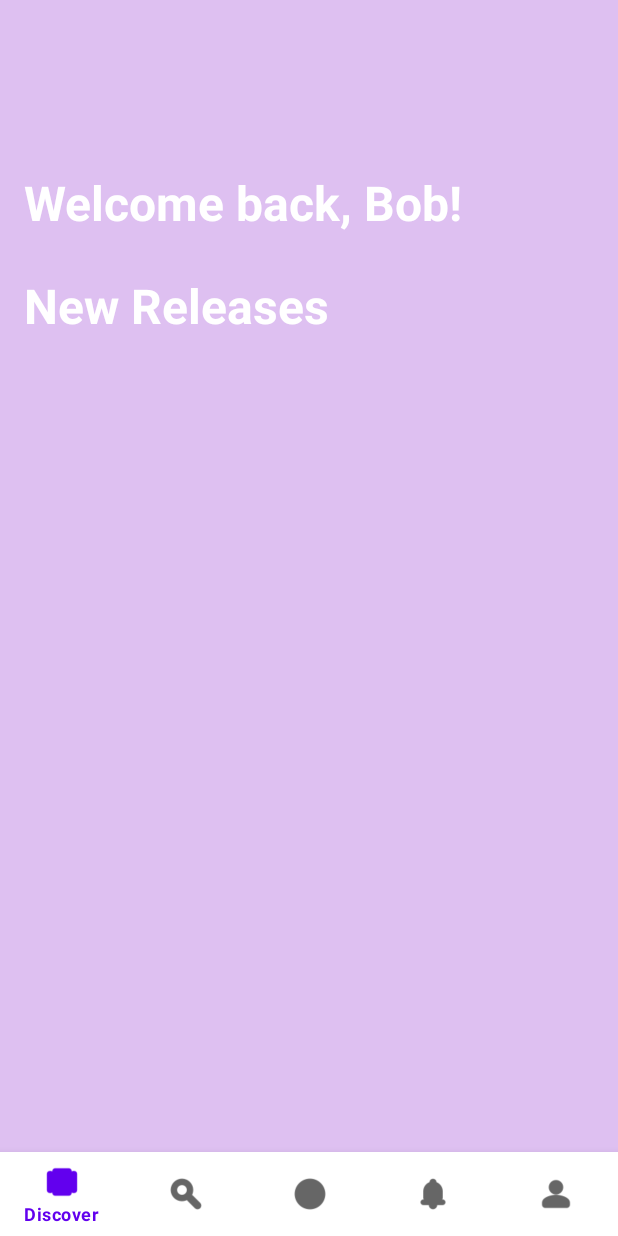
After one commit to TunedTeam/Tuned, an Android app: the fragment DiscoverFeedFragment placed in its activity, on a phone screen of 412 x 824 dp. The commit adds this screen. Run offline under Robolectric (Android 15) with nearby library versions, the phone set to English and light mode, and no system bars.

Commit message:
Added more fragments

```diff
--- /dev/null
+++ b/app/src/main/java/com/example/tuned/fragments/DiscoverFeedFragment.java
@@ -0,0 +1,66 @@
+package com.example.tuned.fragments;
+
+import android.os.Bundle;
+
+import androidx.fragment.app.Fragment;
+
+import android.view.LayoutInflater;
+import android.view.View;
+import android.view.ViewGroup;
+
+import com.example.tuned.R;
+
+/**
+ * A simple {@link Fragment} subclass.
+ * Use the {@link DiscoverFeedFragment#newInstance} factory method to
+ * create an instance of this fragment.
+ */
+public class DiscoverFeedFragment extends Fragment {
+
+    // TODO: Rename parameter arguments, choose names that match
+    // the fragment initialization parameters, e.g. ARG_ITEM_NUMBER
+    private static final String ARG_PARAM1 = "param1";
+    private static final String ARG_PARAM2 = "param2";
+
+    // TODO: Rename and change types of parameters
+    private String mParam1;
+    private String mParam2;
+
+    public DiscoverFeedFragment() {
+        // Required empty public constructor
+    }
+
+    /**
+     * Use this factory method to create a new instance of
+     * this fragment using the provided parameters.
+     *
+     * @param param1 Parameter 1.
+     * @param param2 Parameter 2.
+     * @return A new instance of fragment DiscoverFeedFragment.
+     */
+    // TODO: Rename and change types and number of parameters
+    public static DiscoverFeedFragment newInstance(String param1, String param2) {
+        DiscoverFeedFragment fragment = new DiscoverFeedFragment();
+        Bundle args = new Bundle();
+        args.putString(ARG_PARAM1, param1);
+        args.putString(ARG_PARAM2, param2);
+        fragment.setArguments(args);
+        return fragment;
+    }
+
+    @Override
+    public void onCreate(Bundle savedInstanceState) {
+        super.onCreate(savedInstanceState);
+        if (getArguments() != null) {
+            mParam1 = getArguments().getString(ARG_PARAM1);
+            mParam2 = getArguments().getString(ARG_PARAM2);
+        }
+    }
+
+    @Override
+    public View onCreateView(LayoutInflater inflater, ViewGroup container,
+                             Bundle savedInstanceState) {
+        // Inflate the layout for this fragment
+        return inflater.inflate(R.layout.fragment_discover_feed, container, false);
+    }
+}
--- a/app/src/main/java/com/example/tuned/fragments/DiscoverFragment.java
+++ b/app/src/main/java/com/example/tuned/fragments/DiscoverFragment.java
@@ -2,59 +2,32 @@ package com.example.tuned.fragments;
 
 import android.os.Bundle;
 
+import androidx.annotation.NonNull;
+import androidx.annotation.Nullable;
 import androidx.fragment.app.Fragment;
+import androidx.fragment.app.FragmentManager;
+import androidx.fragment.app.FragmentTransaction;
 
 import android.view.LayoutInflater;
+import android.view.MotionEvent;
 import android.view.View;
 import android.view.ViewGroup;
+import android.widget.Button;
 
 import com.example.tuned.R;
 
 /**
- * A simple {@link Fragment} subclass.
- * Use the {@link DiscoverFragment#newInstance} factory method to
- * create an instance of this fragment.
+ * A simple {@link Fragment} subclass..
  */
 public class DiscoverFragment extends Fragment {
 
-    // TODO: Rename parameter arguments, choose names that match
-    // the fragment initialization parameters, e.g. ARG_ITEM_NUMBER
-    private static final String ARG_PARAM1 = "param1";
-    private static final String ARG_PARAM2 = "param2";
+    private Button btnDiscover;
+    private Button btnReviews;
+    private Button btnLists;
 
-    // TODO: Rename and change types of parameters
-    private String mParam1;
-    private String mParam2;
 
     public DiscoverFragment() {
         // Required empty public constructor
-    }
-
-    /**
-     * Use this factory method to create a new instance of
-     * this fragment using the provided parameters.
-     *
-     * @param param1 Parameter 1.
-     * @param param2 Parameter 2.
-     * @return A new instance of fragment DiscoverFragment.
-     */
-    // TODO: Rename and change types and number of parameters
-    public static DiscoverFragment newInstance(String param1, String param2) {
-        DiscoverFragment fragment = new DiscoverFragment();
-        Bundle args = new Bundle();
-        args.putString(ARG_PARAM1, param1);
-        args.putString(ARG_PARAM2, param2);
-        fragment.setArguments(args);
-        return fragment;
-    }
-
-    @Override
-    public void onCreate(Bundle savedInstanceState) {
-        super.onCreate(savedInstanceState);
-        if (getArguments() != null) {
-            mParam1 = getArguments().getString(ARG_PARAM1);
-            mParam2 = getArguments().getString(ARG_PARAM2);
-        }
     }
 
     @Override
@@ -63,4 +36,47 @@ public class DiscoverFragment extends Fragment {
         // Inflate the layout for this fragment
         return inflater.inflate(R.layout.fragment_discover, container, false);
     }
+
+    // This event is triggered soon after onCreateView().
+    // Any view setup should occur here. E.g. view lookups and attaching view listeners.
+    @Override
+    public void onViewCreated(@NonNull View view, @Nullable Bundle savedInstanceState) {
+        super.onViewCreated(view, savedInstanceState);
+
+        FragmentManager childFragment = getChildFragmentManager();
+
+        btnDiscover = view.findViewById(R.id.btnDiscover);
+        btnReviews = view.findViewById(R.id.btnReviews);
+        btnLists = view.findViewById(R.id.btnLists);
+
+        // TODO: show a darker color on button when selected / inside designated button fragment
+        btnDiscover.setOnClickListener(new View.OnClickListener() {
+            @Override
+            public void onClick(View view) {
+                FragmentTransaction discoverTransaction = childFragment.beginTransaction();
+                Fragment discoverFeedFragment = new DiscoverFeedFragment();
+                discoverTransaction.replace(R.id.child_fragment_container, discoverFeedFragment).commit();
+            }
+        });
+
+        btnReviews.setOnClickListener(new View.OnClickListener() {
+            @Override
+            public void onClick(View view) {
+                FragmentTransaction reviewsTransaction = childFragment.beginTransaction();
+                Fragment reviewsFeedFragment = new ReviewsFeedFragment();
+                reviewsTransaction.replace(R.id.child_fragment_container, reviewsFeedFragment).commit();
+            }
+        });
+
+        btnLists.setOnClickListener(new View.OnClickListener() {
+            @Override
+            public void onClick(View view) {
+                FragmentTransaction listsTransaction = childFragment.beginTransaction();
+                Fragment listsFeedFragment = new ListsFeedFragment();
+                listsTransaction.replace(R.id.child_fragment_container, listsFeedFragment).commit();
+            }
+        });
+
+        //TODO: fix it so that clicking on discover fragment is by default launching discoverFeed
+    }
 }
--- /dev/null
+++ b/app/src/main/res/layout/fragment_discover_feed.xml
@@ -0,0 +1,42 @@
+<?xml version="1.0" encoding="utf-8"?>
+<RelativeLayout
+    xmlns:android="http://schemas.android.com/apk/res/android"
+    xmlns:tools="http://schemas.android.com/tools"
+    android:layout_width="match_parent"
+    android:layout_height="match_parent"
+    android:background="#DEC0F1"
+    tools:context=".fragments.DiscoverFeedFragment">
+
+    <TextView
+        android:id="@+id/tvWelcome"
+        android:layout_width="wrap_content"
+        android:layout_height="wrap_content"
+        android:layout_alignParentStart="true"
+        android:layout_alignParentLeft="true"
+        android:layout_alignParentTop="true"
+        android:layout_marginStart="16dp"
+        android:layout_marginLeft="16dp"
+        android:layout_marginTop="113dp"
+        android:fontFamily="sans-serif"
+        android:text="Welcome back, Bob!"
+        android:textSize="32sp"
+        android:textStyle="bold"
+        android:textColor="@color/white" />
+
+    <TextView
+        android:id="@+id/tvNewReleases"
+        android:layout_width="wrap_content"
+        android:layout_height="wrap_content"
+        android:layout_below="@+id/tvWelcome"
+        android:layout_alignParentStart="true"
+        android:layout_alignParentLeft="true"
+        android:layout_marginStart="16dp"
+        android:layout_marginLeft="16dp"
+        android:layout_marginTop="25dp"
+        android:fontFamily="sans-serif"
+        android:text="New Releases"
+        android:textSize="32sp"
+        android:textStyle="bold"
+        android:textColor="@color/white" />
+
+</RelativeLayout>
```
Also changed, not shown: app/src/main/java/com/example/tuned/fragments/ListsFeedFragment.java (added, +66 -0 lines), app/src/main/java/com/example/tuned/fragments/ReviewsFeedFragment.java (added, +66 -0 lines), app/src/main/res/layout/fragment_discover.xml (+7 -1 lines), app/src/main/res/layout/fragment_lists_feed.xml (added, +15 -0 lines), app/src/main/res/layout/fragment_reviews_feed.xml (added, +15 -0 lines).
